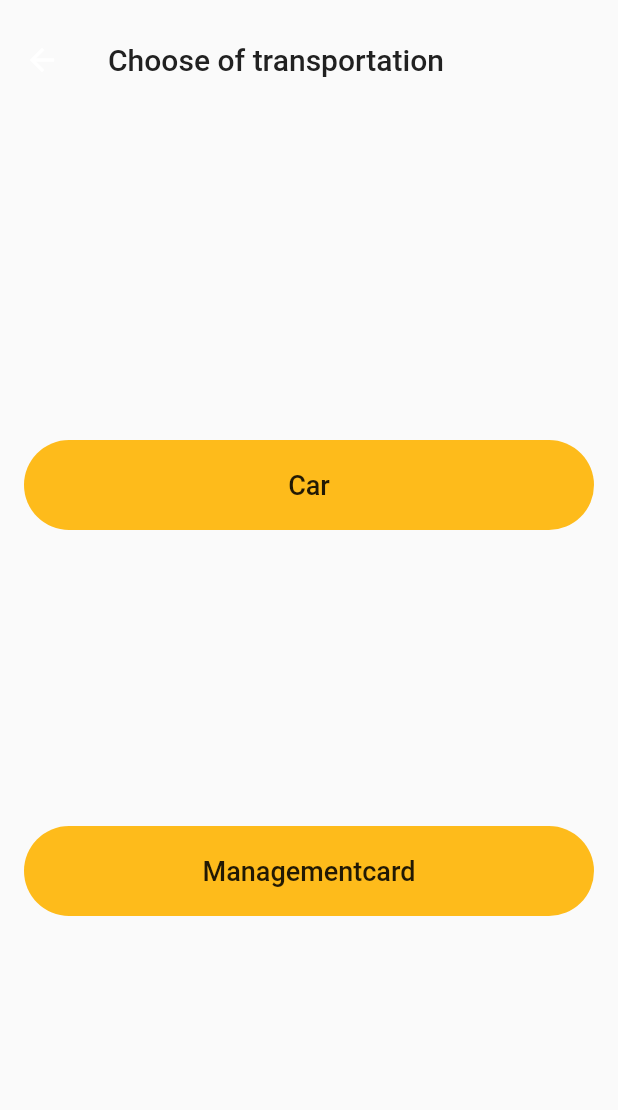
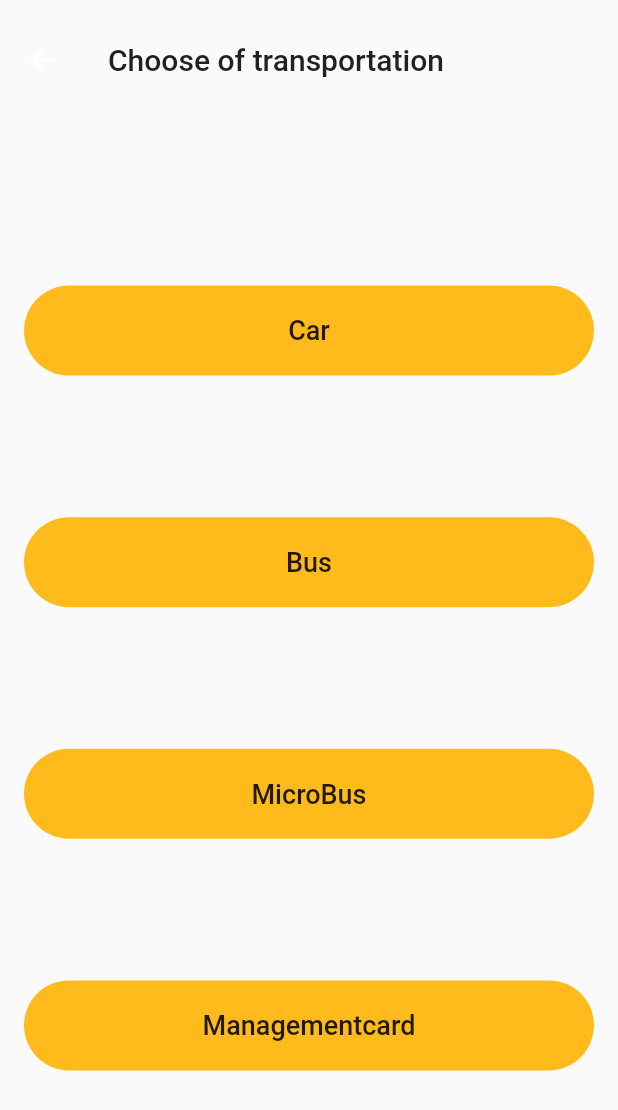
Before and after one commit to OfficialMoAdel/driver_app, a Flutter app: the MainApp screen opened directly, on a phone screen of 412 x 824 dp. Shown: the top 1110 px of the screen. Run offline on Flutter 3.47's test engine with Material 2 defaults, Android fonts, the phone set to English and light mode, and no system bars; our stand-ins replace bloc, dio, firebase_core, firebase_database, flutter_bloc, flutter_svg and 8 more; missing offline and left inert: flutter_polyline_points, nfc_manager; accounts and stored records are empty; network calls fail.

```diff
--- a/lib/main.dart
+++ b/lib/main.dart
@@ -10,6 +10,7 @@ import 'screen/intro_screen/splash_screen.dart';
 import 'routes.dart';
 
 int? isViewed;
+
 void main() async {
   /* SystemChrome.setSystemUIOverlayStyle(
       SystemUiOverlayStyle(statusBarColor: Colors.transparent));
@@ -39,7 +40,7 @@ class MyApp extends StatelessWidget {
         child: MaterialApp(
           debugShowCheckedModeBanner: false,
           //home: isViewed != 0 ? OnBoard() : LetsIn(),
-          home: SplashScreen(),
+          home: MainPagecar(),
           routes: routes,
           //initialRoute: SplashScreen.id,
           theme: ThemeData().copyWith(
--- a/lib/routes.dart
+++ b/lib/routes.dart
@@ -1,17 +1,28 @@
+import 'package:driver_app/screen/auth/lets_in.dart';
+import 'package:driver_app/screen/auth/login_page.dart';
+import 'package:driver_app/screen/auth/register_page.dart';
+import 'package:driver_app/screen/car/home_page_car.dart';
+import 'package:driver_app/screen/car/main_page_car.dart';
+import 'package:driver_app/screen/chat/inbox_Page.dart';
+import 'package:driver_app/screen/contact_us_page.dart';
+import 'package:driver_app/screen/main_app.dart';
+import 'package:driver_app/screen/profile/editProfile_screen.dart';
+import 'package:driver_app/screen/profile/profile_screen.dart';
+import 'package:driver_app/screen/wallet/wallet_page.dart';
 import 'package:flutter/material.dart';
 import 'screen/intro_screen/onebordding_sceen.dart';
 
 final Map<String, WidgetBuilder> routes = {
-/*   LoginPage.id: (context) => LoginPage(),
+  LoginPage.id: (context) => LoginPage(),
   RegisterPage.id: (context) => RegisterPage(),
   ProfileScreen.id: (context) => ProfileScreen(),
   HomepageCar.id: (context) => HomepageCar(),
-  LetsIn.id: (context) => LetsIn(), */
+  LetsIn.id: (context) => LetsIn(),
   onBordingScreen.id: (context) => onBordingScreen(),
-  /*  WalletScreen.id: (context) => WalletScreen(),
+  WalletScreen.id: (context) => WalletScreen(),
   InboxPage.id: (context) => InboxPage(),
   MainPagecar.id: (context) => MainPagecar(),
   EditeProfileScreen.id: (context) => EditeProfileScreen(),
   ContactUsPage.id: (context) => ContactUsPage(),
-  MainApp.id: (context) => MainApp() */
+  MainApp.id: (context) => MainApp()
 };
--- a/lib/screen/Booking/booking_page.dart
+++ b/lib/screen/Booking/booking_page.dart
@@ -1,3 +1,5 @@
+import 'package:driver_app/screen/car/home_page_car.dart';
+import 'package:driver_app/widgets/halper_app.dart';
 import 'package:flutter/material.dart';
 import 'package:flutter_svg/svg.dart';
 import 'ActiveNow.dart';
@@ -38,7 +40,7 @@ class _BookingPageState extends State<BookingPage>
           actions: [
             GestureDetector(
                 onTap: () {
-                  //  context.push(new HomepageCar());
+                    context.push(new HomepageCar());
                 },
                 child: SvgPicture.asset('assets/icon/Search.svg')),
             const SizedBox(
--- a/lib/screen/car/home_page_car.dart
+++ b/lib/screen/car/home_page_car.dart
@@ -11,9 +11,7 @@ import '../../model/location_helper.dart';
 import '../../model/PlaceSuggestion.dart';
 import '../../model/place.dart';
 import '../../model/place_diraction.dart';
-import '../../widgets/coustom_button.dart';
 import '../../constants.dart';
-import '../../widgets/distance_and_time.dart';
 import '../../widgets/place_item.dart';
 import '../../widgets/socal_card.dart';
 import '../../widgets/toggle.dart';
--- a/lib/screen/main_app.dart
+++ b/lib/screen/main_app.dart
@@ -33,6 +33,14 @@ class MainApp extends StatelessWidget {
                 onTap: () => {context.push(new MainPagecar())},
               ),
               CoustomButton(
+                text: 'Bus',
+                //onTap: () => {context.push(new MainPageBus())},
+              ),
+              CoustomButton(
+                text: 'MicroBus',
+                onTap: () => {context.push(new App())},
+              ),
+              CoustomButton(
                 text: 'Managementcard',
                 onTap: () => {context.push(new App())},
               ),
--- a/lib/screen/wallet/wallet_page.dart
+++ b/lib/screen/wallet/wallet_page.dart
@@ -124,7 +124,7 @@ class WalletScreen extends StatelessWidget {
                                   width: 8,
                                 ),
                                 Text(
-                                  'withdraw',
+                                  'Top Up',
                                   style: TextStyle(
                                       color: ThirdColor, fontSize: 18),
                                 )
```
Also changed, not shown: lib/screen/car/DirectionPage.dart (+56 -19 lines), lib/screen/car/pay_with_nfc.dart (+7 -3 lines), assets/image/check.png (added), assets/image/icon nfc 1.png (added), assets/image/icon nfc 2.png (added), 3 other files.
